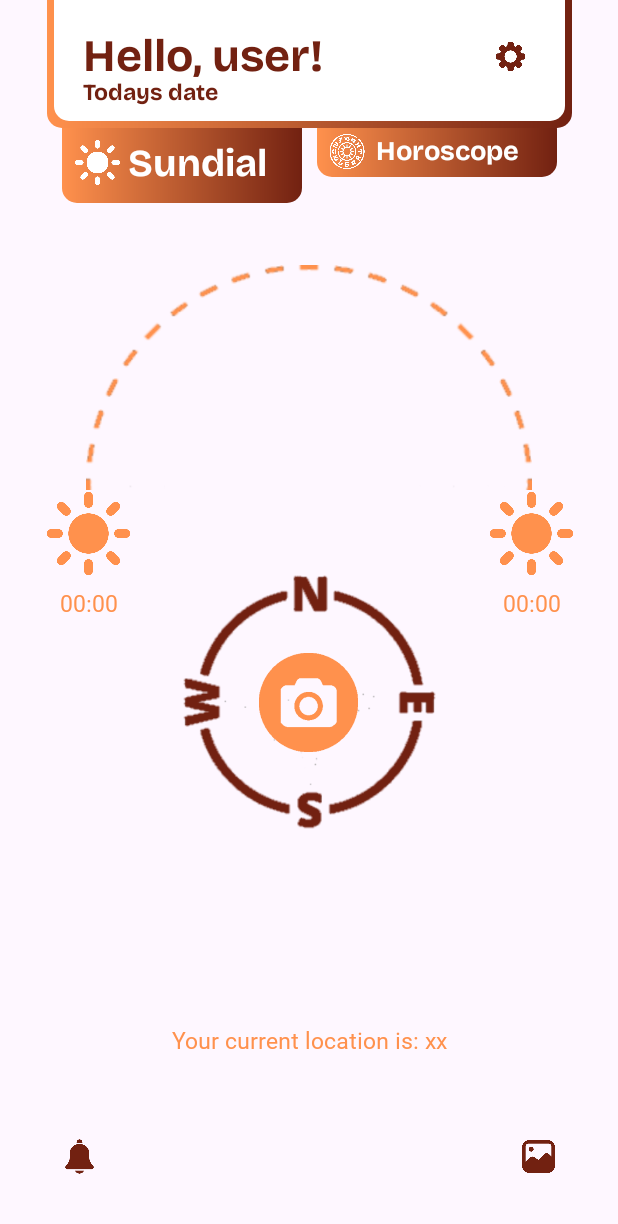
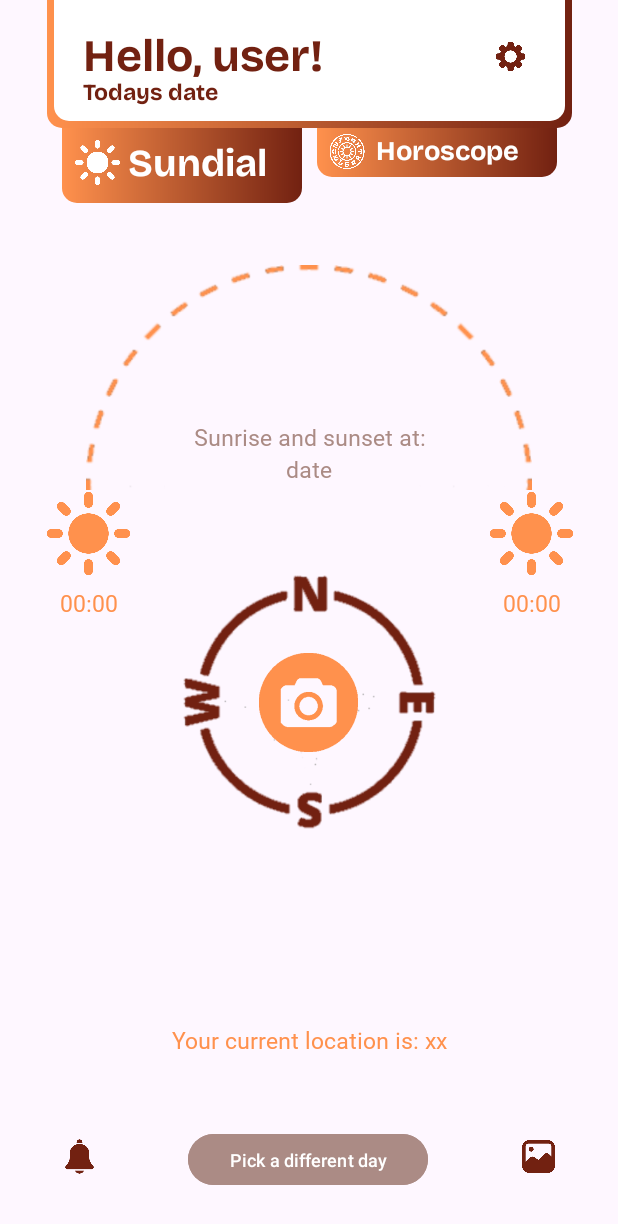
Before and after one commit to BojszaReka/SunScope, an Android app: the layout activity_sun.xml on its own in the app's theme, with its tools: preview values and no code run, on a phone screen of 412 x 824 dp. Shown: the top 1224 px of the screen. Run offline under Robolectric (Android 15) with nearby library versions, the phone set to English and light mode, and no system bars.

Commit message:
Select date for sunrise and sunrise time

```diff
--- a/KomplexBeadando/app/build.gradle
+++ b/KomplexBeadando/app/build.gradle
@@ -65,4 +65,5 @@ dependencies {
     implementation libs.androidx.room.guava
     testImplementation libs.androidx.room.testing
     implementation libs.androidx.room.paging
+
 }
--- a/KomplexBeadando/app/src/main/res/layout/activity_sun.xml
+++ b/KomplexBeadando/app/src/main/res/layout/activity_sun.xml
@@ -277,5 +277,50 @@
         app:layout_constraintTop_toBottomOf="@+id/img_arch"
         app:srcCompat="@drawable/cameraicon" />
 
+    <TextView
+        android:id="@+id/txt_timeTitle"
+        android:layout_width="wrap_content"
+        android:layout_height="wrap_content"
+        android:fontFamily="@font/bricolage_grotesque_medium"
+        android:text="Sunrise and sunset at:"
+        android:textColor="@color/fadedburgundy"
+        android:textSize="15dp"
+        app:layout_constraintBottom_toBottomOf="@+id/img_arch"
+        app:layout_constraintEnd_toEndOf="@+id/img_arch"
+        app:layout_constraintHorizontal_bias="0.503"
+        app:layout_constraintStart_toStartOf="@+id/img_arch"
+        app:layout_constraintTop_toTopOf="@+id/img_arch"
+        app:layout_constraintVertical_bias="0.788" />
+
+    <TextView
+        android:id="@+id/txt_dateOfSuntime"
+        android:layout_width="wrap_content"
+        android:layout_height="wrap_content"
+        android:fontFamily="@font/bricolage_grotesque_medium"
+        android:text="date"
+        android:textColor="@color/fadedburgundy"
+        android:textSize="15dp"
+        app:layout_constraintEnd_toEndOf="@+id/img_arch"
+        app:layout_constraintStart_toStartOf="@+id/img_arch"
+        app:layout_constraintHorizontal_bias="0.5"
+        app:layout_constraintTop_toBottomOf="@+id/txt_timeTitle" />
+
+    <Button
+        android:id="@+id/button2"
+        android:layout_width="160dp"
+        android:layout_height="42dp"
+        android:layout_marginTop="48dp"
+        android:backgroundTint="@color/fadedburgundy"
+        android:onClick="newDate"
+        android:text="Pick a different day"
+        android:textSize="12dp"
+        android:layout_marginBottom="28dp"
+        app:layout_constraintBottom_toBottomOf="parent"
+        app:layout_constraintEnd_toStartOf="@+id/btn_gallery"
+        app:layout_constraintHorizontal_bias="0.494"
+        app:layout_constraintStart_toEndOf="@+id/btn_notification"
+        app:layout_constraintTop_toBottomOf="@+id/txt_location"
+        app:layout_constraintVertical_bias="0.0" />
+
 
 </androidx.constraintlayout.widget.ConstraintLayout>
```
Also changed, not shown: KomplexBeadando/app/src/main/java/com/example/komplexbeadando/ApiHandler.java (+21 -1 lines), KomplexBeadando/app/src/main/java/com/example/komplexbeadando/ui/RegisterActivity.java (+25 -7 lines), KomplexBeadando/app/src/main/java/com/example/komplexbeadando/ui/SunActivity.java (+47 -6 lines).
